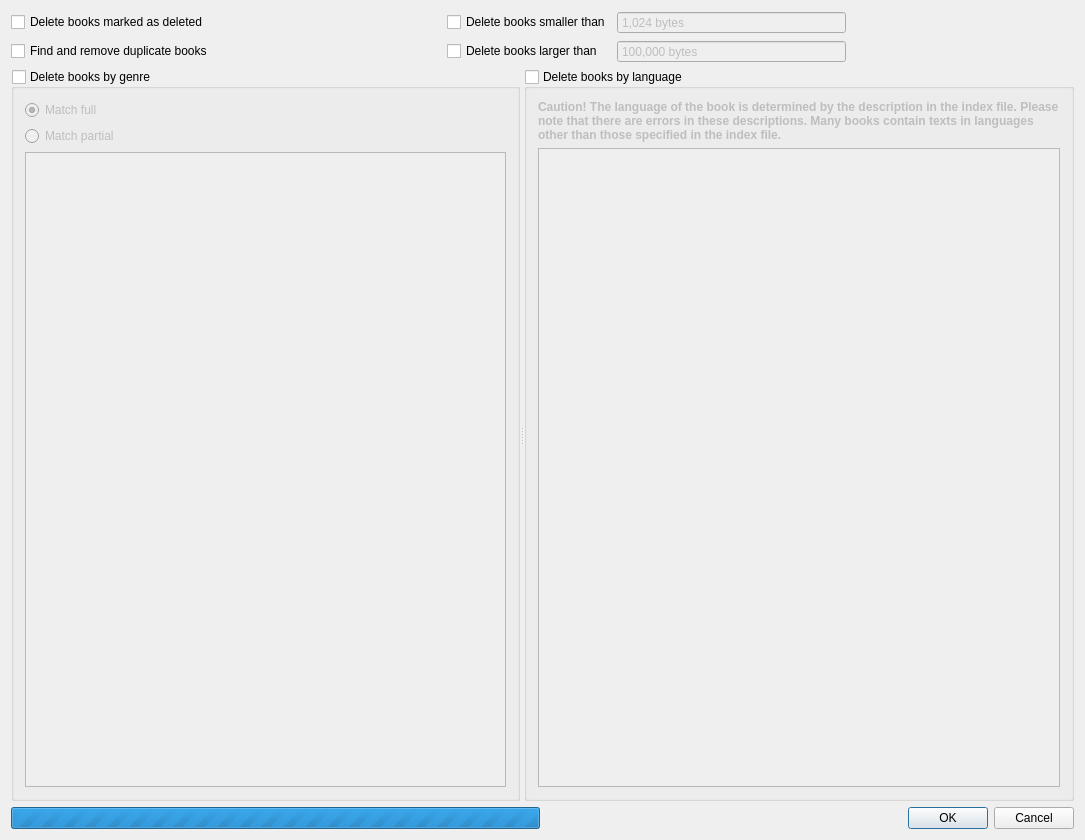
Above: src/home/flibrary/gui/CollectionCleaner.ui from heimdallr/books before the change. Below: the same form after it.
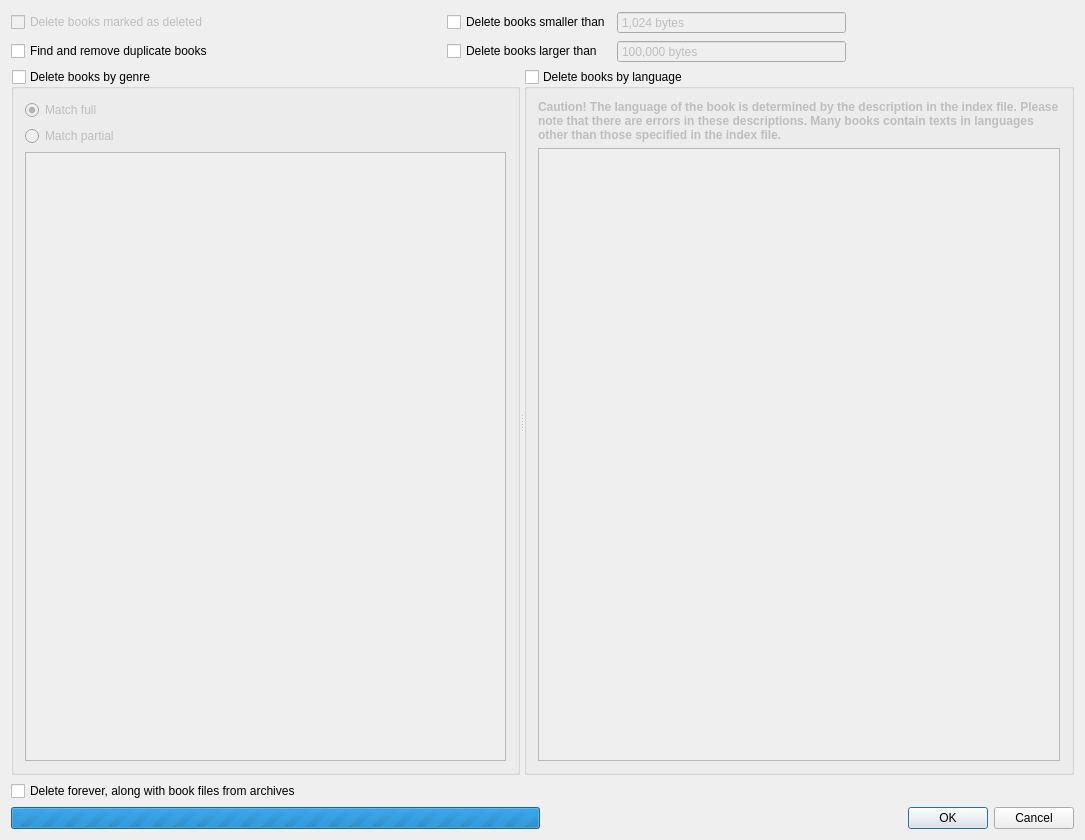
That is the form after the change.

Commit message: #574 Галка в UI клинера

```diff
--- a/src/home/flibrary/gui/CollectionCleaner.ui
+++ b/src/home/flibrary/gui/CollectionCleaner.ui
@@ -110,6 +110,9 @@
      </item>
      <item row="0" column="0">
       <widget class="QCheckBox" name="removeRemoved">
+       <property name="enabled">
+        <bool>false</bool>
+       </property>
        <property name="text">
         <string>Delete books marked as deleted</string>
        </property>
@@ -255,6 +258,16 @@
      </widget>
     </widget>
    </item>
+   <item>
+    <widget class="QCheckBox" name="removeForever">
+     <property name="enabled">
+      <bool>true</bool>
+     </property>
+     <property name="text">
+      <string>Delete forever, along with book files from archives</string>
+     </property>
+    </widget>
+   </item>
    <item>
     <layout class="QHBoxLayout" name="horizontalLayout">
      <item>
```
Left out of the diff: 19 changed lines with no effect on the pictures. The commit also changes 2 other files.
